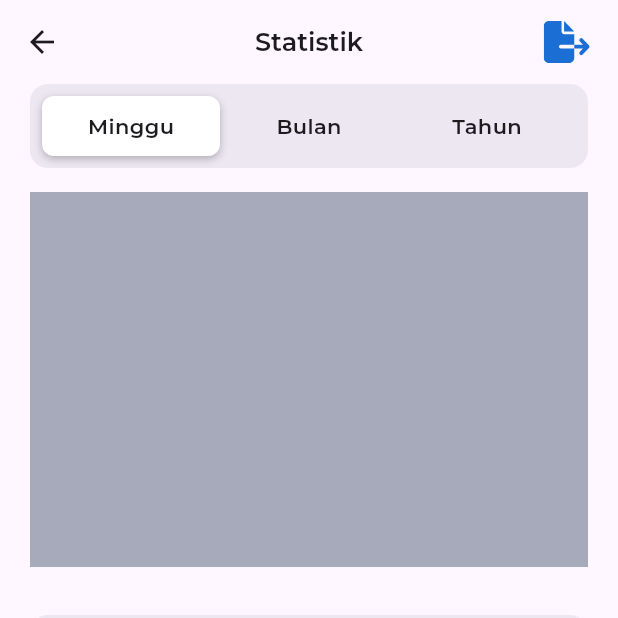
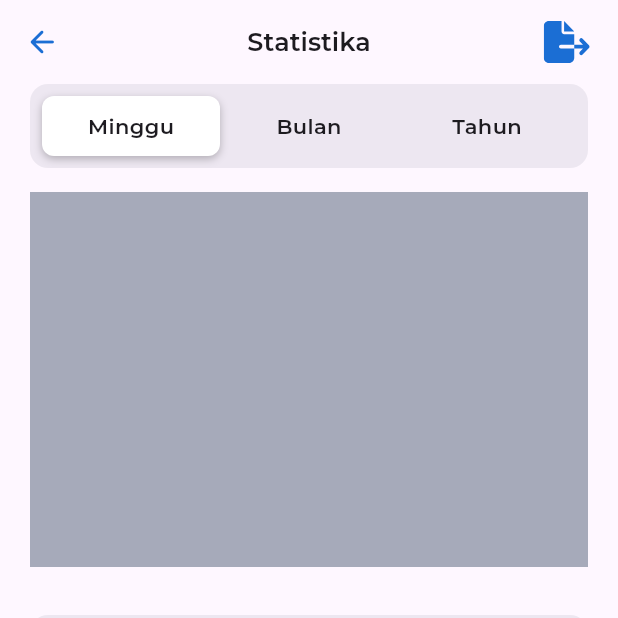
Before and after one commit to akmalzidani/pos_portal, a Flutter app: the StatsPage screen opened directly, on a phone screen of 412 x 824 dp, the top half of it. Run offline on Flutter 3.47's test engine with Material 3 defaults, Android fonts, the phone set to English and light mode, and no system bars; drawn by our look-alikes of custom_sliding_segmented_control; our stand-ins replace currency_text_input_formatter, flutter_svg, google_fonts, persistent_bottom_nav_bar, sqflite; accounts and stored records are empty; project files that could hold a hidden picture were left out.

Commit message:
nyoba routing

```diff
--- a/lib/pages/home/payment/qris_payment_page.dart
+++ b/lib/pages/home/payment/qris_payment_page.dart
@@ -50,7 +50,11 @@ class _QrisPaymentPageState extends State<QrisPaymentPage> {
   @override
   Widget build(BuildContext context) {
     return Scaffold(
-      appBar: topBar(context: context, title: 'Pembayaran', isCanBack: true),
+      appBar: topBar(
+        context: context,
+        title: 'Pembayaran',
+        isCanBack: true,
+      ),
       body: BodyTemplate(
         child: Column(
           children: [
--- a/lib/pages/home/stats_page.dart
+++ b/lib/pages/home/stats_page.dart
@@ -2,6 +2,7 @@ import 'package:flutter/material.dart';
 import 'package:flutter/widgets.dart';
 import 'package:flutter_svg/svg.dart';
 import 'package:pos_portal/layouts/body_template.dart';
+import 'package:pos_portal/route/route.dart';
 import 'package:pos_portal/utils/colors.dart';
 import 'package:pos_portal/widgets/card_action.dart';
 import 'package:pos_portal/widgets/line_chart.dart';
@@ -19,7 +20,12 @@ class _StatsPageState extends State<StatsPage> {
   @override
   Widget build(BuildContext context) {
     return Scaffold(
-      appBar: topBar(context: context, title: 'Statistik', isNeedActions: true),
+      appBar: topBar(
+        context: context,
+        title: 'Statistika',
+        isNeedActions: true,
+        isCanBack: true,
+      ),
       body: BodyTemplate(
           child: Column(
         children: [
--- /dev/null
+++ b/lib/route/route.dart
@@ -0,0 +1,13 @@
+class Routes {
+  static String homePageRoute = '/homePage';
+  static String statsPageRoute = '/statsPage';
+  static String newTransactionPageRoute = '/newTransactionPage';
+
+  static String productPageRoute = '/productPage';
+  static String addEditProductPageRoute = '/addEditProductPage';
+
+  static String transactionPageRoute = '/transactionPage';
+
+  static String settingsPageRoute = '/settingsPage';
+  static String strukPageRoute = '/strukPage';
+}
--- a/lib/widgets/topbar.dart
+++ b/lib/widgets/topbar.dart
@@ -18,7 +18,7 @@ AppBar topBar(
               color: MyColors.primary,
             ),
             onPressed: () {
-              Navigator.pop(context);
+              Navigator.of(context).popUntil(ModalRoute.withName("/"));
             },
           )
         : null,
```
Also changed, not shown: lib/pages/home/home_page.dart (+16 -9 lines), lib/pages/home/new_transaction_page.dart (+6 -2 lines).
